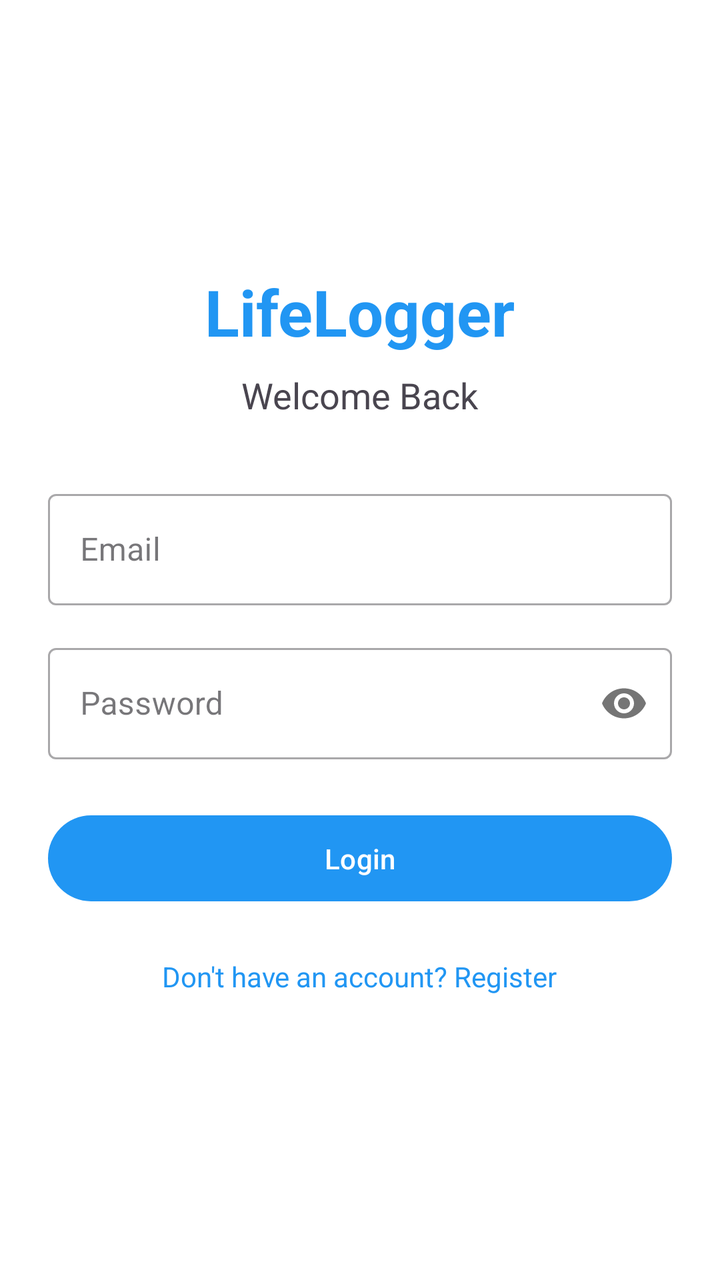
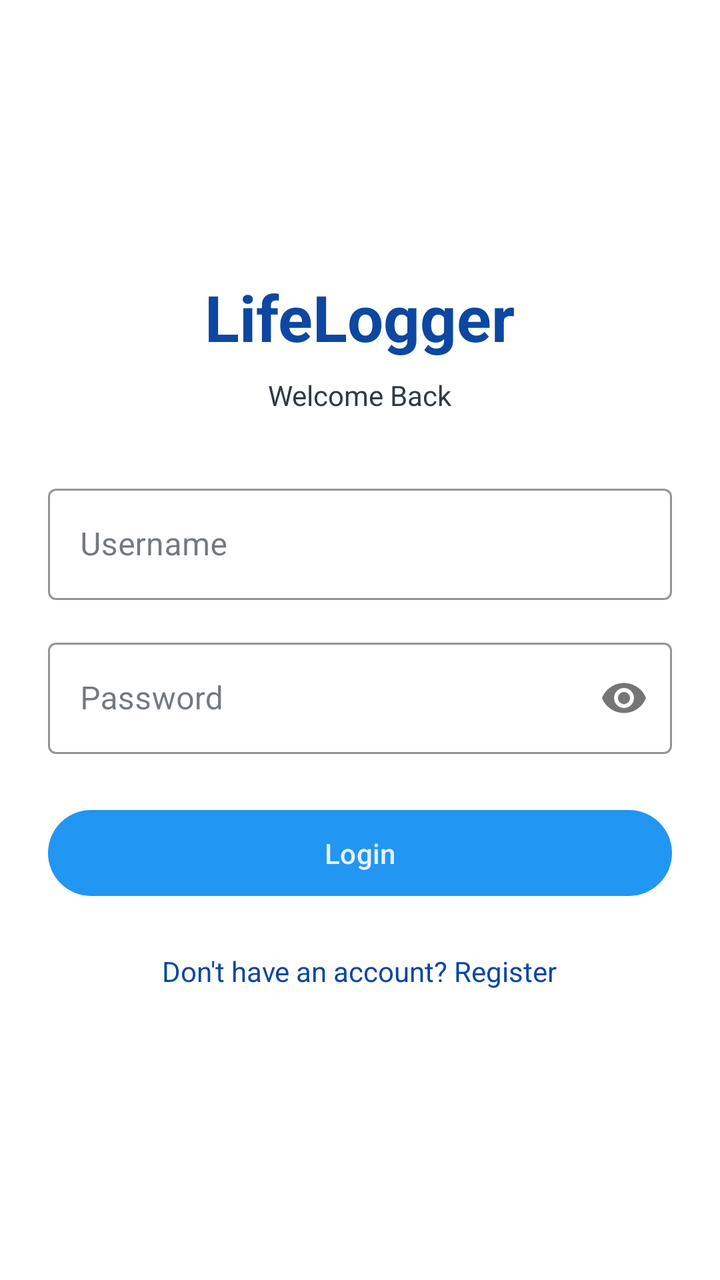

An Android layout rendered at two revisions. The XML below is the earlier revision; the diff shows what the commit changed to produce the second picture.
<!-- AndroidManifest.xml: application theme Theme.LifeLogger -->
<!-- res/layout/fragment_login.xml -->
<?xml version="1.0" encoding="utf-8"?>
<ScrollView xmlns:android="http://schemas.android.com/apk/res/android"
    xmlns:app="http://schemas.android.com/apk/res-auto"
    android:layout_width="match_parent"
    android:layout_height="match_parent"
    android:fillViewport="true"
    android:background="@android:color/white">

    <LinearLayout
        android:layout_width="match_parent"
        android:layout_height="wrap_content"
        android:orientation="vertical"
        android:padding="24dp"
        android:gravity="center">

        <TextView
            android:layout_width="wrap_content"
            android:layout_height="wrap_content"
            android:text="@string/app_name"
            android:textSize="32sp"
            android:textStyle="bold"
            android:textColor="@color/primary_blue"
            android:layout_marginBottom="8dp" />

        <TextView
            android:layout_width="wrap_content"
            android:layout_height="wrap_content"
            android:text="@string/welcome_back"
            android:textSize="18sp"
            android:layout_marginBottom="32dp" />

        <com.google.android.material.textfield.TextInputLayout
            android:layout_width="match_parent"
            android:layout_height="wrap_content"
            android:layout_marginBottom="16dp"
            style="@style/Widget.MaterialComponents.TextInputLayout.OutlinedBox">

            <com.google.android.material.textfield.TextInputEditText
                android:id="@+id/emailInput"
                android:layout_width="match_parent"
                android:layout_height="wrap_content"
                android:hint="@string/email"
                android:inputType="textEmailAddress" />
        </com.google.android.material.textfield.TextInputLayout>

        <com.google.android.material.textfield.TextInputLayout
            android:layout_width="match_parent"
            android:layout_height="wrap_content"
            android:layout_marginBottom="24dp"
            app:passwordToggleEnabled="true"
            style="@style/Widget.MaterialComponents.TextInputLayout.OutlinedBox">

            <com.google.android.material.textfield.TextInputEditText
                android:id="@+id/passwordInput"
                android:layout_width="match_parent"
                android:layout_height="wrap_content"
                android:hint="@string/password"
                android:inputType="textPassword" />
        </com.google.android.material.textfield.TextInputLayout>

        <com.google.android.material.button.MaterialButton
            android:id="@+id/loginButton"
            android:layout_width="match_parent"
            android:layout_height="wrap_content"
            android:text="@string/login"
            android:padding="12dp"
            android:layout_marginBottom="16dp" />

        <TextView
            android:id="@+id/registerPrompt"
            android:layout_width="wrap_content"
            android:layout_height="wrap_content"
            android:text="@string/dont_have_account"
            android:textColor="@color/primary_blue"
            android:padding="8dp" />

        <ProgressBar
            android:id="@+id/progressBar"
            android:layout_width="wrap_content"
            android:layout_height="wrap_content"
            android:visibility="gone"
            android:layout_marginTop="16dp" />

    </LinearLayout>
</ScrollView>
<!-- resources referenced by this layout -->
<resources>
  <color name="primary_blue">#2196F3</color>
  <string name="app_name">LifeLogger</string>
  <string name="dont_have_account">Don\'t have an account? Register</string>
  <string name="email">Email</string>
  <string name="login">Login</string>
  <string name="password">Password</string>
  <string name="welcome_back">Welcome Back</string>
  <style name="Theme.LifeLogger" parent="Base.Theme.LifeLogger" />
  <style name="Base.Theme.LifeLogger" parent="Theme.Material3.DayNight.NoActionBar">
          
          <item name="colorPrimary">@color/primary_blue</item>
          <item name="colorPrimaryDark">@color/primary_dark_blue</item>
          <item name="colorAccent">@color/accent_red</item>
      </style>
  <color name="primary_dark_blue">#1976D2</color>
  <color name="accent_red">#FF6B6B</color>
</resources>

<!-- the commit's change to res/layout/fragment_login.xml (unified diff, before → after) -->
@@ -19,28 +19,32 @@
             android:text="@string/app_name"
             android:textSize="32sp"
             android:textStyle="bold"
-            android:textColor="@color/primary_blue"
+            android:textColor="@color/text_blue_accent"
             android:layout_marginBottom="8dp" />
 
         <TextView
             android:layout_width="wrap_content"
             android:layout_height="wrap_content"
             android:text="@string/welcome_back"
-            android:textSize="18sp"
+            android:textColor="@color/text_secondary"
             android:layout_marginBottom="32dp" />
 
         <com.google.android.material.textfield.TextInputLayout
             android:layout_width="match_parent"
             android:layout_height="wrap_content"
             android:layout_marginBottom="16dp"
+            app:boxStrokeColor="@color/text_blue_accent"
+            app:hintTextColor="@color/text_secondary"
             style="@style/Widget.MaterialComponents.TextInputLayout.OutlinedBox">
 
             <com.google.android.material.textfield.TextInputEditText
                 android:id="@+id/emailInput"
                 android:layout_width="match_parent"
                 android:layout_height="wrap_content"
-                android:hint="@string/email"
-                android:inputType="textEmailAddress" />
+                android:hint="@string/username"
+                android:textColor="@color/text_primary"
+                android:textColorHint="@color/text_secondary"
+                android:inputType="textNoSuggestions" />
         </com.google.android.material.textfield.TextInputLayout>
 
         <com.google.android.material.textfield.TextInputLayout
@@ -48,6 +52,8 @@
             android:layout_height="wrap_content"
             android:layout_marginBottom="24dp"
             app:passwordToggleEnabled="true"
+            app:boxStrokeColor="@color/text_blue_accent"
+            app:hintTextColor="@color/text_secondary"
             style="@style/Widget.MaterialComponents.TextInputLayout.OutlinedBox">
 
             <com.google.android.material.textfield.TextInputEditText
@@ -55,6 +61,8 @@
                 android:layout_width="match_parent"
                 android:layout_height="wrap_content"
                 android:hint="@string/password"
+                android:textColor="@color/text_primary"
+                android:textColorHint="@color/text_secondary"
                 android:inputType="textPassword" />
         </com.google.android.material.textfield.TextInputLayout>
 
@@ -71,7 +79,7 @@
             android:layout_width="wrap_content"
             android:layout_height="wrap_content"
             android:text="@string/dont_have_account"
-            android:textColor="@color/primary_blue"
+            android:textColor="@color/text_blue_accent"
             android:padding="8dp" />
 
         <ProgressBar
<!-- resource entries referenced after the edit -->
@@ -1,20 +1,33 @@
 <!-- resources referenced by this layout -->
 <resources>
+  <color name="text_blue_accent">#0D47A1</color>
+  <color name="text_primary">#16202A</color>
+  <color name="text_secondary">#2F3A45</color>
   <color name="primary_blue">#2196F3</color>
   <string name="app_name">LifeLogger</string>
   <string name="dont_have_account">Don\'t have an account? Register</string>
-  <string name="email">Email</string>
   <string name="login">Login</string>
   <string name="password">Password</string>
+  <string name="username">Username</string>
   <string name="welcome_back">Welcome Back</string>
   <style name="Theme.LifeLogger" parent="Base.Theme.LifeLogger" />
-  <style name="Base.Theme.LifeLogger" parent="Theme.Material3.DayNight.NoActionBar">
+  <style name="Base.Theme.LifeLogger" parent="Theme.Material3.Light.NoActionBar">
           
           <item name="colorPrimary">@color/primary_blue</item>
           <item name="colorPrimaryDark">@color/primary_dark_blue</item>
           <item name="colorAccent">@color/accent_red</item>
+          <item name="android:textColorPrimary">@color/text_primary</item>
+          <item name="android:textColorSecondary">@color/text_secondary</item>
+          <item name="android:textColorTertiary">@color/text_tertiary</item>
+          <item name="android:textColorHint">@color/text_tertiary</item>
+          <item name="colorOnBackground">@color/text_primary</item>
+          <item name="colorOnSurface">@color/text_primary</item>
+          <item name="colorOnSurfaceVariant">@color/text_secondary</item>
+          <item name="colorOnPrimary">@color/text_on_blue_header_main</item>
       </style>
   <color name="primary_dark_blue">#1976D2</color>
   <color name="accent_red">#FF6B6B</color>
+  <color name="text_tertiary">#455A64</color>
+  <color name="text_on_blue_header_main">#E8F1FF</color>
 </resources>
 
